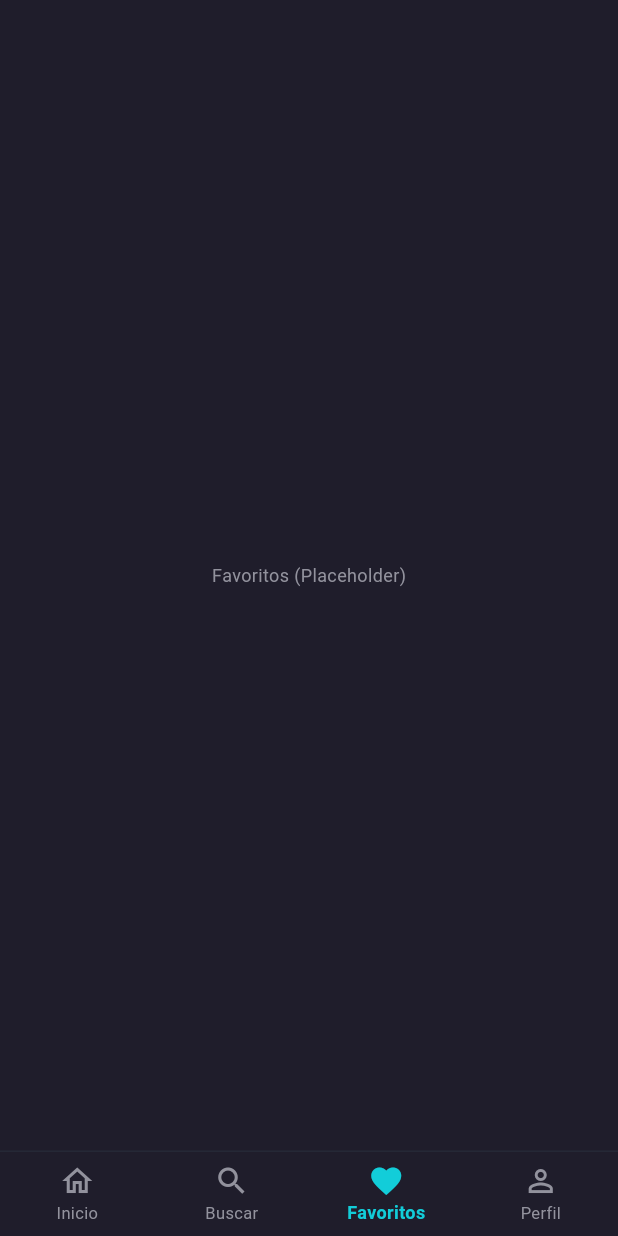
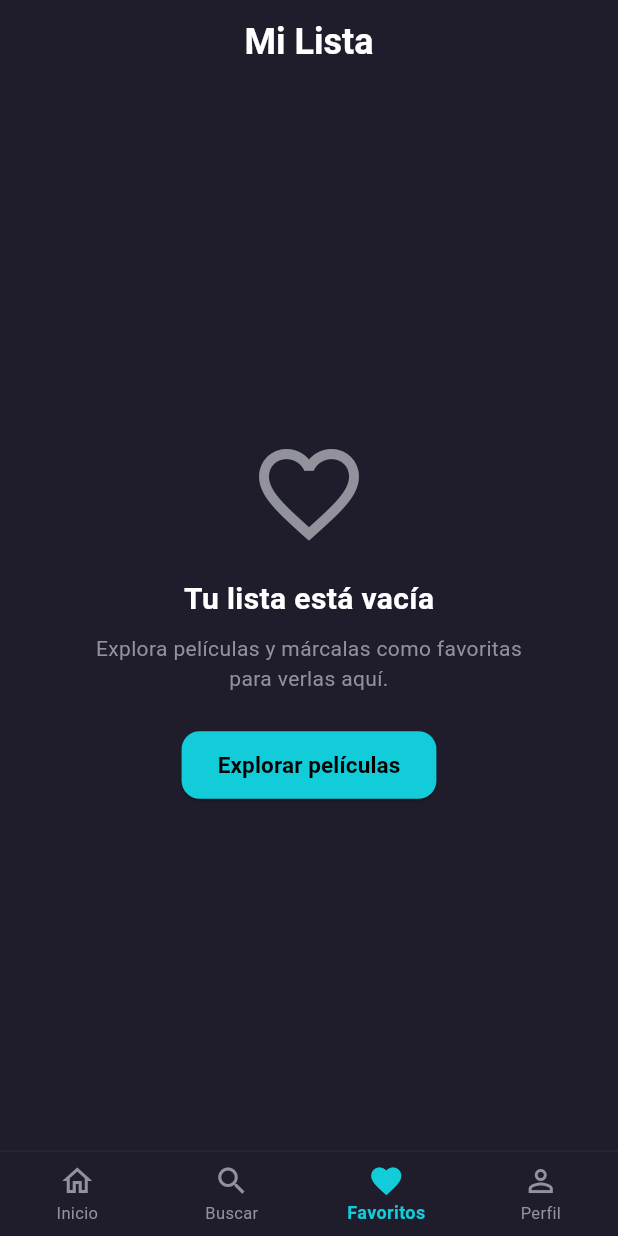
Before and after one commit to AlonsoYuen19/reel-vault, a Flutter app: the screen it shows after launch, item 3 of the bottom bar chosen, on a phone screen of 412 x 824 dp. Run offline on Flutter 3.47's test engine with Material 3 defaults, Android fonts, the phone set to English and light mode, and no system bars; our stand-ins replace dio, flutter_riverpod, freezed_annotation, go_router, google_generative_ai, hive_flutter and 3 more; missing offline and left inert: talker_dio_logger; accounts and stored records are empty; generated files the repository leaves out were written again.

Commit message:
feat(watchlist): implement watchlist local persistence with Hive
- Installs hive_flutter and initializes it in main.dart opening the 'watchlist_movies' box.\n- Implements WatchlistLocalDataSource to load, save, delete, and check favorite movies from Hive as serialized JSON.\n- Creates WatchlistRepository to coordinate local data operations.\n- Implements WatchlistViewModel using AsyncNotifier from Riverpod for reactive watchlist management.\n- Integrates the heart action button inside MovieDetailScreen's app bar actions to add/remove movies.\n- Creates WatchlistScreen to display user's favorite movies in a 2-column grid or show a premium empty state if none are saved.\n- Adds comprehensive unit tests in watchlist_repository_test.dart with 100% test passing rate.

```diff
--- a/lib/core/router/app_router.dart
+++ b/lib/core/router/app_router.dart
@@ -4,6 +4,7 @@ import 'package:reel_vault/features/home/presentation/screens/home_screen.dart';
 import 'package:reel_vault/features/movie_detail/presentation/screens/movie_detail_screen.dart';
 import 'package:reel_vault/features/navigation/presentation/screens/main_shell.dart';
 import 'package:reel_vault/features/search/presentation/screens/search_screen.dart';
+import 'package:reel_vault/features/watchlist/presentation/screens/watchlist_screen.dart';
 
 final GlobalKey<NavigatorState> _rootNavigatorKey = GlobalKey<NavigatorState>(debugLabel: 'root');
 
@@ -37,16 +38,12 @@ final GoRouter appRouter = GoRouter(
             ),
           ],
         ),
-        // Rama 3: Favoritos (Placeholder)
+        // Rama 3: Favoritos
         StatefulShellBranch(
           routes: <RouteBase>[
             GoRoute(
               path: '/favorites',
-              builder: (context, state) => const Scaffold(
-                body: Center(
-                  child: Text('Favoritos (Placeholder)'),
-                ),
-              ),
+              builder: (context, state) => const WatchlistScreen(),
             ),
           ],
         ),
--- /dev/null
+++ b/lib/features/watchlist/presentation/screens/watchlist_screen.dart
@@ -0,0 +1,139 @@
+import 'package:flutter/material.dart';
+import 'package:flutter_riverpod/flutter_riverpod.dart';
+import 'package:go_router/go_router.dart';
+import 'package:reel_vault/core/theme/app_colors.dart';
+import 'package:reel_vault/features/home/presentation/widgets/movie_card.dart';
+import 'package:reel_vault/features/watchlist/presentation/viewmodels/watchlist_view_model.dart';
+
+class WatchlistScreen extends ConsumerWidget {
+  const WatchlistScreen({super.key});
+
+  @override
+  Widget build(BuildContext context, WidgetRef ref) {
+    final watchlistState = ref.watch(watchlistViewModelProvider);
+
+    return Scaffold(
+      backgroundColor: AppColors.background,
+      appBar: AppBar(
+        backgroundColor: Colors.transparent,
+        elevation: 0,
+        title: const Text(
+          'Mi Lista',
+          style: TextStyle(
+            color: AppColors.textPrimary,
+            fontSize: 24,
+            fontWeight: FontWeight.bold,
+          ),
+        ),
+      ),
+      body: SafeArea(
+        child: Padding(
+          padding: const EdgeInsets.symmetric(horizontal: 16),
+          child: watchlistState.when(
+            data: (movies) {
+              if (movies.isEmpty) {
+                return _buildEmptyState(context);
+              }
+
+              return GridView.builder(
+                padding: const EdgeInsets.only(top: 8, bottom: 24),
+                gridDelegate: const SliverGridDelegateWithFixedCrossAxisCount(
+                  crossAxisCount: 2,
+                  childAspectRatio: 0.68,
+                  crossAxisSpacing: 16,
+                  mainAxisSpacing: 16,
+                ),
+                itemCount: movies.length,
+                itemBuilder: (context, index) {
+                  final movie = movies[index];
+                  return MovieCard(movie: movie);
+                },
+              );
+            },
+            loading: () => const Center(
+              child: CircularProgressIndicator(color: AppColors.primary),
+            ),
+            error: (err, stack) => Center(
+              child: Padding(
+                padding: const EdgeInsets.all(24),
+                child: Column(
+                  mainAxisAlignment: MainAxisAlignment.center,
+                  children: [
+                    const Icon(Icons.error_outline, size: 64, color: AppColors.error),
+                    const SizedBox(height: 16),
+                    const Text(
+                      'Error al cargar tu lista',
+                      style: TextStyle(color: AppColors.textPrimary, fontSize: 16, fontWeight: FontWeight.bold),
+                    ),
+                    const SizedBox(height: 8),
+                    Text(
+                      err.toString(),
+                      textAlign: TextAlign.center,
+                      style: const TextStyle(color: AppColors.textSecondary),
+                    ),
+                  ],
+                ),
+              ),
+            ),
+          ),
+        ),
+      ),
+    );
+  }
+
+  Widget _buildEmptyState(BuildContext context) {
+    return Center(
+      child: Column(
+        mainAxisAlignment: MainAxisAlignment.center,
+        children: [
+          const Icon(
+            Icons.favorite_border,
+            size: 80,
+            color: AppColors.textSecondary,
+          ),
+          const SizedBox(height: 16),
+          const Text(
+            'Tu lista está vacía',
+            style: TextStyle(
+              color: AppColors.textPrimary,
+              fontSize: 20,
+              fontWeight: FontWeight.bold,
+            ),
+          ),
+          const SizedBox(height: 8),
+          const Padding(
+            padding: EdgeInsets.symmetric(horizontal: 32),
+            child: Text(
+              'Explora películas y márcalas como favoritas para verlas aquí.',
+              textAlign: TextAlign.center,
+              style: TextStyle(
+                color: AppColors.textSecondary,
+                fontSize: 14,
+                height: 1.4,
+              ),
+            ),
+          ),
+          const SizedBox(height: 24),
+          ElevatedButton(
+            onPressed: () => context.go('/'),
+            style: ElevatedButton.styleFrom(
+              backgroundColor: AppColors.primary,
+              foregroundColor: Colors.black,
+              padding: const EdgeInsets.symmetric(horizontal: 24, vertical: 12),
+              shape: RoundedRectangleBorder(
+                borderRadius: BorderRadius.circular(12),
+              ),
+            ),
+            child: const Text(
+              'Explorar películas',
+              style: TextStyle(
+                fontWeight: FontWeight.bold,
+                fontSize: 15,
+              ),
+            ),
+          ),
+        ],
+      ),
+    );
+  }
+}
--- a/pubspec.yaml
+++ b/pubspec.yaml
@@ -17,6 +17,7 @@ dependencies:
   genui: ^0.9.2
   go_router: ^17.3.0
   google_generative_ai: ^0.4.3
+  hive_flutter: ^1.1.0
   json_annotation: ^4.12.0
   mocktail: ^1.0.5
   riverpod_annotation: ^4.0.2
```
Also changed, not shown: lib/features/movie_detail/presentation/screens/movie_detail_screen.dart (+22 -0 lines), lib/features/watchlist/data/datasources/watchlist_local_data_source.dart (added, +35 -0 lines), lib/features/watchlist/data/repositories/watchlist_repository.dart (added, +25 -0 lines), lib/features/watchlist/presentation/viewmodels/watchlist_view_model.dart (added, +40 -0 lines), lib/main.dart (+7 -1 lines), lib/features/watchlist/presentation/viewmodels/watchlist_view_model.g.dart (added), pubspec.lock, 1 other file.
